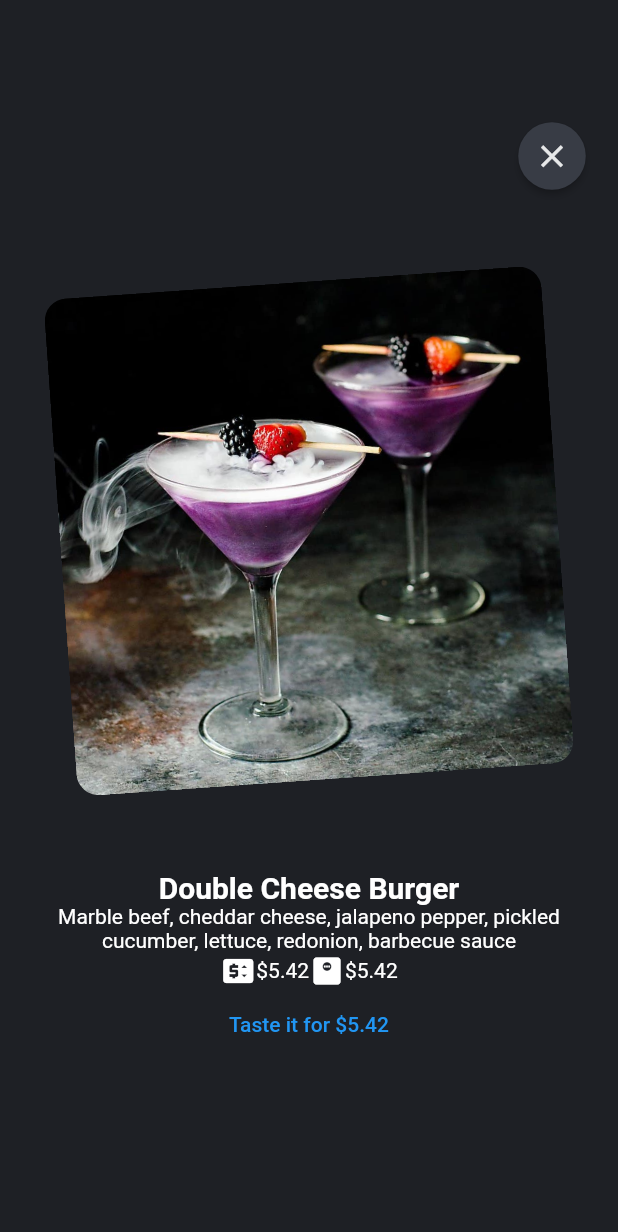
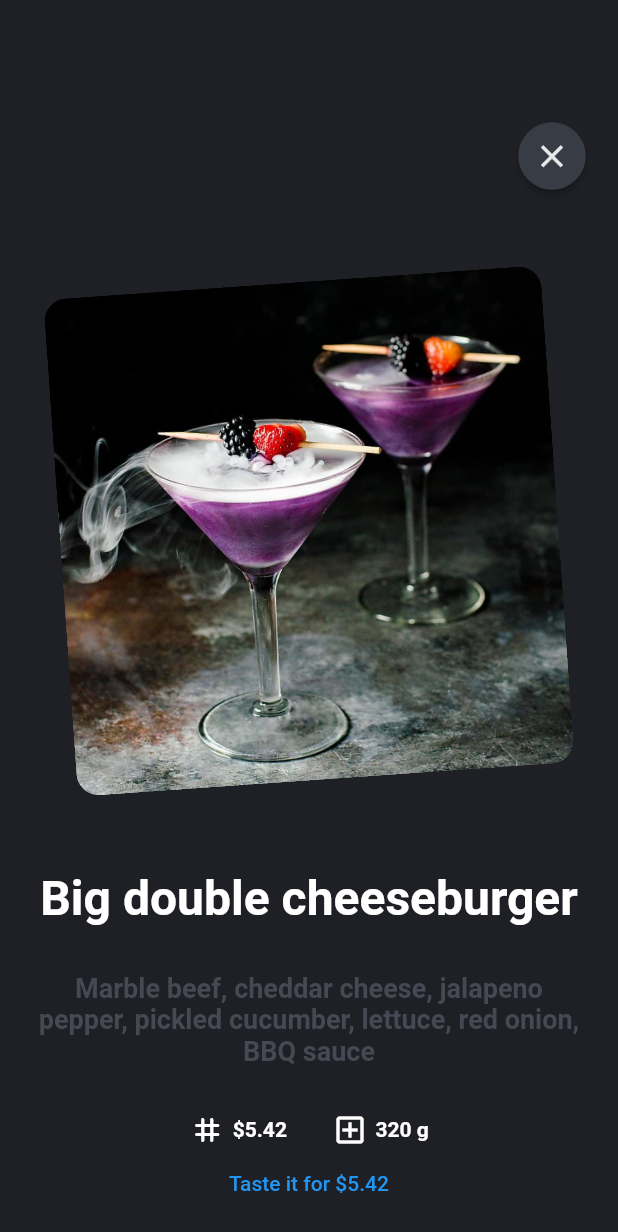
Before and after one commit to tanyarajhans/restaurant_ui_flutter, a Flutter app: the ItemScreen screen opened by its route, on a phone screen of 412 x 824 dp. Shown: the top 1232 px of the screen. Run offline on Flutter 3.47's test engine with Material 2 defaults, Android fonts, the phone set to English and light mode, and no system bars.

Commit message:
Text UI updated

```diff
--- a/lib/item_screen.dart
+++ b/lib/item_screen.dart
@@ -49,28 +49,45 @@ class ItemScreen extends StatelessWidget {
                         mainAxisAlignment: MainAxisAlignment.center,
                         crossAxisAlignment: CrossAxisAlignment.center,
                        children: <Widget>[
-                         Text('Double Cheese Burger',
-                         style: TextStyle(color: Colors.white, fontSize: 20.0, fontWeight: FontWeight.bold)),
-                         Text('Marble beef, cheddar cheese, jalapeno pepper, pickled cucumber, lettuce, redonion, barbecue sauce',
+                         Text('Big double cheeseburger',
                          textAlign: TextAlign.center,
-                         style: TextStyle(color: Colors.white)),
+                         style: TextStyle(color: Colors.white, fontSize: 32.0, fontWeight: FontWeight.bold)),
+                         SizedBox(
+                           height: 30.0
+                         ),
+                         Text('Marble beef, cheddar cheese, jalapeno pepper, pickled cucumber, lettuce, red onion, BBQ sauce',
+                         textAlign: TextAlign.center,
+                         style: TextStyle(color: Color(0xff454953),  fontSize: 18.0, fontWeight: FontWeight.w600)),
+                         SizedBox(
+                           height: 30.0
+                         ),
                          Row(
                            mainAxisAlignment: MainAxisAlignment.center,
                         crossAxisAlignment: CrossAxisAlignment.center,
                            children: <Widget>[
                            Container(
                              child: Row(children: <Widget>[
-                             Icon(Icons.price_change, color: Colors.white),
+                             Icon(Icons.tag_rounded, color: Colors.white),
+                             SizedBox(
+                           width: 5.0
+                         ),
                              Text('\$5.42',
-                         style: TextStyle(color: Colors.white))
+                         style: TextStyle(color: Colors.white, fontWeight: FontWeight.bold),
+                         )
                            ]),
                            ),
+                           SizedBox(
+                           width: 30.0
+                         ),
                            Container(
 
                              child: Row(children: <Widget>[
-                             Icon(Icons.monitor_weight, color: Colors.white),
-                             Text('\$5.42',
-                         style: TextStyle(color: Colors.white))
+                             Icon(Icons.add_box_outlined, color: Colors.white),
+                             SizedBox(
+                           width: 5.0
+                         ),
+                             Text('320 g',
+                         style: TextStyle(color: Colors.white, fontWeight: FontWeight.bold))
                            ]
                            ),
                            ),
--- a/pubspec.yaml
+++ b/pubspec.yaml
@@ -34,6 +34,7 @@ dependencies:
   # The following adds the Cupertino Icons font to your application.
   # Use with the CupertinoIcons class for iOS style icons.
   cupertino_icons: ^1.0.2
+  fluttericon: ^2.0.0
 
 dev_dependencies:
   flutter_test:
```
Also changed, not shown: pubspec.lock.
